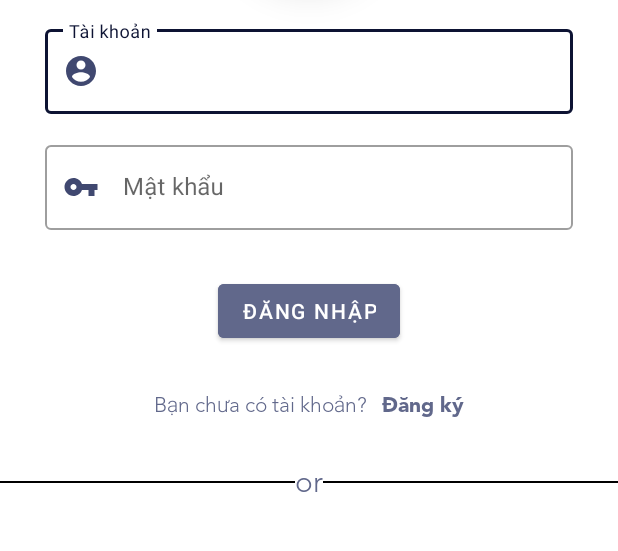
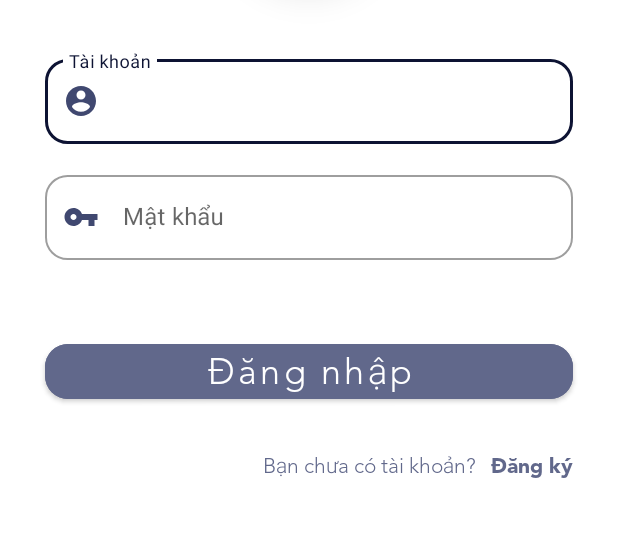
Before and after one commit to zidquocviet1/Toeic-Application, an Android app: the LoginActivity screen opened directly, with no data from a screen before it, on a phone screen of 412 x 824 dp, the part 399-950 px from its top. Run offline under Robolectric (Android 15) with nearby library versions, the phone set to English and light mode, and no system bars; our stand-ins replace Dagger/Hilt's generated code.

Commit message:
modify activity login layout

```diff
--- a/app/src/main/res/layout/activity_login.xml
+++ b/app/src/main/res/layout/activity_login.xml
@@ -7,14 +7,18 @@
     android:layout_height="match_parent"
     tools:context=".LoginActivity">
 
-    <Button
+    <com.google.android.material.button.MaterialButton
+        app:cornerRadius="15dp"
         android:id="@+id/btnLogin"
-        android:layout_width="wrap_content"
+        android:layout_width="0dp"
         android:layout_height="wrap_content"
-        android:layout_margin="30dp"
+        android:layout_marginTop="50dp"
         android:backgroundTint="@color/description"
         android:textColor="@color/white"
+        android:fontFamily="@font/avenir_lt_pro_light"
         android:text="@string/login"
+        android:textSize="24sp"
+        android:textAllCaps="false"
         app:layout_constraintTop_toBottomOf="@id/layoutPassword"
         app:layout_constraintEnd_toEndOf="@id/layoutPassword"
         app:layout_constraintStart_toStartOf="@id/layoutPassword"/>
@@ -23,13 +27,11 @@
         android:id="@+id/layoutUsername"
         android:layout_width="match_parent"
         android:layout_height="wrap_content"
-        android:layout_marginTop="30dp"
+        android:layout_marginTop="50dp"
         android:layout_marginStart="30dp"
         android:layout_marginEnd="30dp"
-        style="@style/Widget.MaterialComponents.TextInputLayout.OutlinedBox"
+        style="@style/CustomEditText"
         android:outlineSpotShadowColor="@color/title"
-        app:boxBackgroundColor="@color/white"
-        app:hintTextColor="@color/title"
         app:startIconTint="@color/icon"
         app:layout_constraintBottom_toTopOf="@id/layoutPassword"
         app:layout_constraintTop_toBottomOf="@id/cvToeic"
@@ -52,10 +54,8 @@
         android:layout_marginTop="15dp"
         android:layout_marginStart="30dp"
         android:layout_marginEnd="30dp"
-        style="@style/Widget.MaterialComponents.TextInputLayout.OutlinedBox"
+        style="@style/CustomEditText"
         android:outlineSpotShadowColor="@color/black"
-        app:boxBackgroundColor="@color/white"
-        app:hintTextColor="@color/title"
         app:startIconTint="@color/icon"
         app:layout_constraintBottom_toTopOf="@id/btnLogin"
         app:layout_constraintTop_toBottomOf="@id/layoutUsername"
@@ -77,13 +77,13 @@
         android:layout_width="wrap_content"
         android:layout_height="wrap_content"
         android:layout_marginTop="32dp"
+        android:layout_marginStart="10dp"
         android:fontFamily="@font/avenir_lt_pro_black"
         android:text="@string/signup"
         android:textColor="@color/description"
         android:textStyle="bold"
-        app:layout_constraintBaseline_toBaselineOf="@id/textView3"
-        app:layout_constraintEnd_toEndOf="@+id/btnLogin"
-        app:layout_constraintStart_toEndOf="@id/textView3" />
+        app:layout_constraintEnd_toEndOf="@id/btnLogin"
+        app:layout_constraintBaseline_toBaselineOf="@id/textView3"/>
 
     <TextView
         android:id="@+id/textView3"
@@ -94,8 +94,7 @@
         android:fontFamily="@font/avenir_lt_pro_light"
         android:text="@string/havAccount"
         android:textColor="@color/description"
-        app:layout_constraintEnd_toStartOf="@+id/txtSignup"
-        app:layout_constraintStart_toStartOf="@+id/btnLogin"
+        app:layout_constraintEnd_toStartOf="@id/txtSignup"
         app:layout_constraintTop_toBottomOf="@+id/btnLogin" />
 
     <androidx.cardview.widget.CardView
@@ -117,36 +116,36 @@
             android:src="@mipmap/ic_launcher_lv_toeic_round" />
     </androidx.cardview.widget.CardView>
 
-    <View
-        android:id="@+id/left"
-        android:background="@color/black"
-        app:layout_constraintStart_toStartOf="parent"
-        app:layout_constraintEnd_toStartOf="@id/txtOr"
-        app:layout_constraintTop_toTopOf="@id/txtOr"
-        app:layout_constraintBottom_toBottomOf="@id/txtOr"
-        android:layout_width="wrap_content"
-        android:layout_height="1dp"/>
+<!--    <View-->
+<!--        android:id="@+id/left"-->
+<!--        android:background="@color/black"-->
+<!--        app:layout_constraintStart_toStartOf="parent"-->
+<!--        app:layout_constraintEnd_toStartOf="@id/txtOr"-->
+<!--        app:layout_constraintTop_toTopOf="@id/txtOr"-->
+<!--        app:layout_constraintBottom_toBottomOf="@id/txtOr"-->
+<!--        android:layout_width="wrap_content"-->
+<!--        android:layout_height="1dp"/>-->
 
-    <View
-        android:id="@+id/right"
-        android:background="@color/black"
-        app:layout_constraintTop_toTopOf="@id/txtOr"
-        app:layout_constraintBottom_toBottomOf="@id/txtOr"
-        app:layout_constraintStart_toEndOf="@id/txtOr"
-        app:layout_constraintEnd_toEndOf="parent"
-        android:layout_width="wrap_content"
-        android:layout_height="1dp"/>
+<!--    <View-->
+<!--        android:id="@+id/right"-->
+<!--        android:background="@color/black"-->
+<!--        app:layout_constraintTop_toTopOf="@id/txtOr"-->
+<!--        app:layout_constraintBottom_toBottomOf="@id/txtOr"-->
+<!--        app:layout_constraintStart_toEndOf="@id/txtOr"-->
+<!--        app:layout_constraintEnd_toEndOf="parent"-->
+<!--        android:layout_width="wrap_content"-->
+<!--        android:layout_height="1dp"/>-->
 
-    <TextView
-        android:id="@+id/txtOr"
-        android:layout_marginTop="30dp"
-        app:layout_constraintTop_toBottomOf="@id/txtSignup"
-        app:layout_constraintStart_toEndOf="@id/left"
-        app:layout_constraintEnd_toStartOf="@id/right"
-        android:layout_width="wrap_content"
-        android:text="or"
-        android:fontFamily="@font/avenir_lt_pro_light"
-        android:textColor="@color/description"
-        android:textSize="20sp"
-        android:layout_height="wrap_content"/>
+<!--    <TextView-->
+<!--        android:id="@+id/txtOr"-->
+<!--        android:layout_marginTop="30dp"-->
+<!--        app:layout_constraintTop_toBottomOf="@id/txtSignup"-->
+<!--        app:layout_constraintStart_toEndOf="@id/left"-->
+<!--        app:layout_constraintEnd_toStartOf="@id/right"-->
+<!--        android:layout_width="wrap_content"-->
+<!--        android:text="or"-->
+<!--        android:fontFamily="@font/avenir_lt_pro_light"-->
+<!--        android:textColor="@color/description"-->
+<!--        android:textSize="20sp"-->
+<!--        android:layout_height="wrap_content"/>-->
 </androidx.constraintlayout.widget.ConstraintLayout>
--- a/app/src/main/res/values/styles.xml
+++ b/app/src/main/res/values/styles.xml
@@ -44,4 +44,14 @@
         <item name="textAllCaps">false</item>
         <item name="background">?selectableItemBackground</item>
     </style>
+
+    <style name="CustomEditText" parent="Widget.MaterialComponents.TextInputLayout.OutlinedBox">
+        <item name="boxCornerRadiusBottomEnd">15dp</item>
+        <item name="boxCornerRadiusBottomStart">15dp</item>
+        <item name="boxCornerRadiusTopEnd">15dp</item>
+        <item name="boxCornerRadiusTopStart">15dp</item>
+        <item name="boxBackgroundColor">@color/white</item>
+        <item name="hintTextColor">@color/title</item>
+    </style>
+
 </resources>
```
